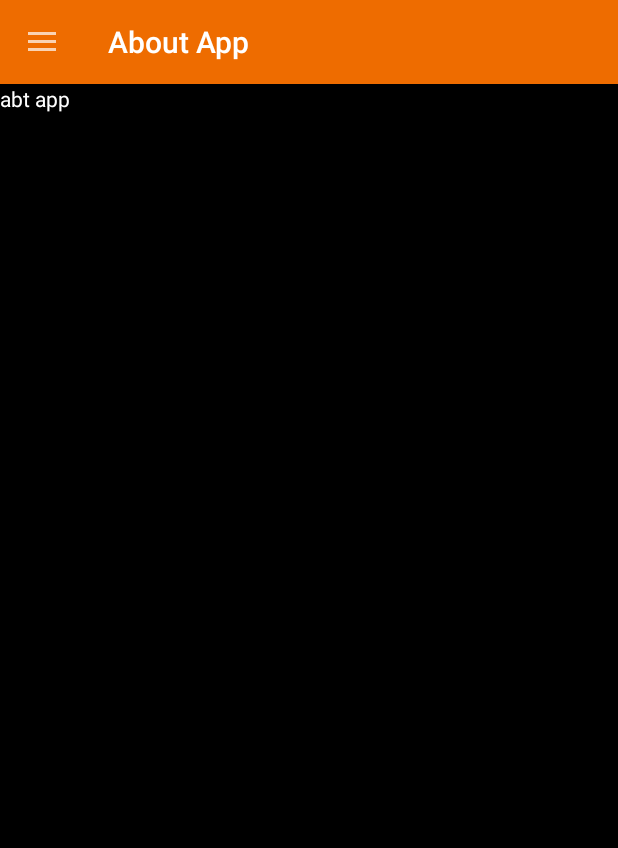
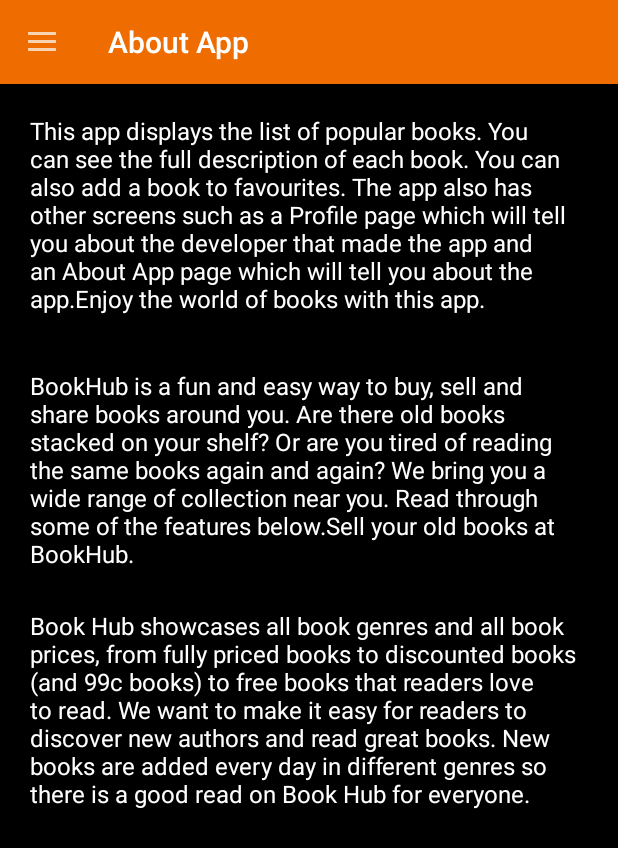
Before and after one commit to Pratishtha123/BookHub, an Android app: the screen it shows after launch (MainActivity), in the side drawer, after a tap on "About App", on a phone screen of 412 x 824 dp. Shown: the top 848 px of the screen. Run offline under Robolectric (Android 15) with nearby library versions, the phone set to English and light mode, and no system bars; our stand-ins replace Volley; network calls fail.

Commit message:
about app fragment modified

```diff
--- a/app/src/main/res/layout/fragment_about_app.xml
+++ b/app/src/main/res/layout/fragment_about_app.xml
@@ -3,6 +3,7 @@
     xmlns:tools="http://schemas.android.com/tools"
     android:layout_width="match_parent"
     android:layout_height="match_parent"
+    android:background="#000000"
     tools:context=".fragment.AboutAppFragment">
 
     <!-- TODO: Update blank fragment layout -->
@@ -10,6 +11,26 @@
         android:layout_width="match_parent"
         android:layout_height="match_parent"
         android:textColor="#ffffff"
-        android:text="abt app" />
+        android:textSize="16sp"
+        android:padding="20dp"
+        android:text="@string/para" />
+
+    <TextView
+        android:layout_width="match_parent"
+        android:layout_height="match_parent"
+        android:textColor="#ffffff"
+        android:textSize="16sp"
+        android:layout_marginTop="170dp"
+        android:padding="20dp"
+        android:text="@string/para1" />
+
+    <TextView
+        android:layout_width="match_parent"
+        android:layout_height="match_parent"
+        android:textColor="#ffffff"
+        android:layout_marginTop="330dp"
+        android:textSize="16sp"
+        android:padding="20dp"
+        android:text="@string/para2" />
 
 </RelativeLayout>
--- a/app/src/main/res/values/strings.xml
+++ b/app/src/main/res/values/strings.xml
@@ -9,4 +9,7 @@
     <string name="name_of_the_author">Name of the Author</string>
     <string name="add_to_favourites">ADD TO FAVOURITES</string>
     <string name="about_the_book">About the Book</string>
+    <string name="para">This app displays the list of popular books. You can see the full description of each book. You can also add a book to favourites. The app also has other screens such as a Profile page which will tell you about the developer that made the app and an About App page which will tell you about the app.Enjoy the world of books with this app.</string>
+    <string name="para1">BookHub is a fun and easy way to buy, sell and share books around you. Are there old books stacked on your shelf? Or are you tired of reading the same books again and again? We bring you a wide range of collection near you. Read through some of the features below.Sell your old books at BookHub.</string>
+    <string name="para2">Book Hub showcases all book genres and all book prices, from fully priced books to discounted books (and 99c books) to free books that readers love to read. We want to make it easy for readers to discover new authors and read great books. New books are added every day in different genres so there is a good read on Book Hub for everyone.</string>
 </resources>
```
